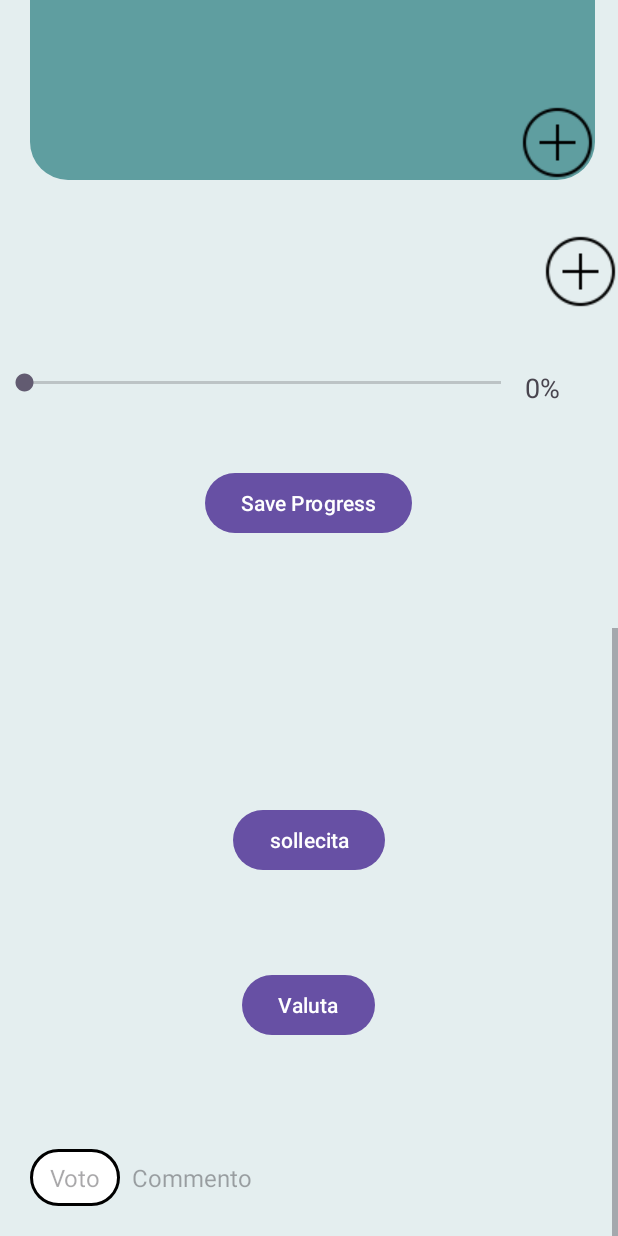
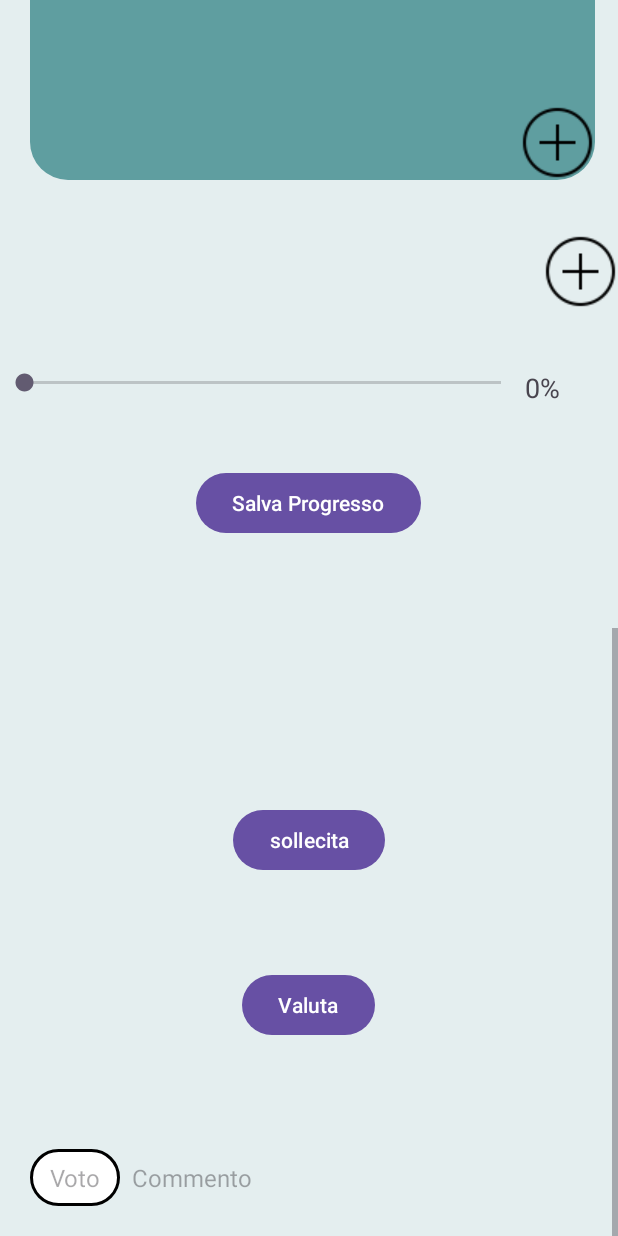
Before and after one commit to francyscab/ProjectManager, an Android app: the ItemActivity screen opened directly, with no data from a screen before it, scrolled down 762 dp, on a phone screen of 412 x 824 dp. Run offline under Robolectric (Android 15) with nearby library versions, the phone set to English and light mode, and no system bars; our stand-ins replace CircleImageView, Firebase (no records; nobody signed in at launch, a user with empty details on screens opened directly); 2 statements that could not run were skipped.

```diff
--- a/app/src/main/res/layout/activity_chat_list.xml
+++ b/app/src/main/res/layout/activity_chat_list.xml
@@ -9,7 +9,7 @@
         android:id="@+id/buttonStartNewChat"
         android:layout_width="wrap_content"
         android:layout_height="wrap_content"
-        android:text="Start New Chat"
+        android:text="@string/start_new_chat"
         android:layout_margin="16dp"
         android:layout_gravity="center"/>
 
--- a/app/src/main/res/layout/activity_logged.xml
+++ b/app/src/main/res/layout/activity_logged.xml
@@ -257,14 +257,14 @@
             android:id="@+id/button_clear_end_date"
             android:layout_width="match_parent"
             android:layout_height="wrap_content"
-            android:text="Rimuovi data"
+            android:text="@string/rimuovi_data"
             android:layout_marginTop="5dp"/>
 
         <TextView
             android:id="@+id/text_end_date"
             android:layout_width="match_parent"
             android:layout_height="wrap_content"
-            android:text="Nessuna data selezionata"
+            android:text="@string/nessuna_data_selezionata"
             android:textSize="14sp"
             android:layout_marginTop="5dp"
             android:gravity="center"/>
--- a/app/src/main/res/layout/activity_login.xml
+++ b/app/src/main/res/layout/activity_login.xml
@@ -23,7 +23,7 @@
             android:id="@+id/username_field"
             android:layout_width="200dp"
             android:layout_height="wrap_content"
-            android:hint="username"
+            android:hint="@string/username"
             android:inputType="textEmailAddress"
             android:textSize="30dp" />
 
@@ -47,7 +47,7 @@
             android:layout_height="wrap_content"
             android:inputType="textPassword"
             android:textSize="30dp"
-            android:hint="password"
+            android:hint="@string/password"
             />
     </LinearLayout>
 
@@ -66,7 +66,7 @@
         android:layout_marginLeft="85dp"
         android:layout_marginTop="30dp"
         android:backgroundTint="@color/cadetblue"
-        android:text="Sign in"
+        android:text="@string/signin"
         android:textColor="@color/white" />
 
 </LinearLayout>
--- a/app/src/main/res/layout/activity_main.xml
+++ b/app/src/main/res/layout/activity_main.xml
@@ -11,7 +11,7 @@
         android:layout_width="230dp"
         android:layout_height="60dp"
         android:backgroundTint="@color/black"
-        android:text="Login"
+        android:text="@string/login"
         android:textColor="@color/white" />
 
     <Button
@@ -19,6 +19,6 @@
         android:layout_height="60dp"
         android:backgroundTint="@color/black"
         android:textColor="@color/white"
-        android:text="Sign in" />
+        android:text="@string/signin" />
 
 </LinearLayout>
--- a/app/src/main/res/layout/activity_new_project_form.xml
+++ b/app/src/main/res/layout/activity_new_project_form.xml
@@ -210,7 +210,7 @@
             android:layout_height="wrap_content"
             android:textSize="18sp"
             android:textStyle="bold"
-            android:text="Priorità: Alta" />
+            android:text="@string/priorit_alta" />
 
     </LinearLayout>
 
@@ -235,7 +235,7 @@
             android:layout_width="100dp"
             android:layout_height="wrap_content"
             android:textColor="@color/black"
-            android:text=" Salva" />
+            android:text="@string/salva" />
     </LinearLayout>
 
 
--- a/app/src/main/res/layout/activity_project.xml
+++ b/app/src/main/res/layout/activity_project.xml
@@ -31,7 +31,7 @@
             android:id="@+id/projectNameTextView"
             android:layout_width="wrap_content"
             android:layout_height="wrap_content"
-            android:text="Project Name"
+            android:text="@string/project_name"
             android:textSize="24sp"
             android:layout_marginLeft="130dp"
 
@@ -44,7 +44,7 @@
             android:layout_height="30dp"
             android:layout_marginLeft="70dp"
             android:background="?android:attr/selectableItemBackground"
-            android:contentDescription="Menu"
+            android:contentDescription="@string/menu"
             android:src="@drawable/ic_menu" />
 
     </LinearLayout>
@@ -149,7 +149,7 @@
                     android:layout_height="wrap_content"
                     android:layout_gravity="center"
                     android:layout_marginTop="16dp"
-                    android:text="CREARTO DA"
+                    android:text="@string/crearto_da"
                     android:textSize="20dp"
                     android:textStyle="bold" />
 
@@ -192,7 +192,7 @@
                     android:layout_height="wrap_content"
                     android:layout_gravity="center"
                     android:layout_marginTop="16dp"
-                    android:text="ASSEGNATO A"
+                    android:text="@string/assegnato_a"
                     android:textSize="20dp"
                     android:textStyle="bold" />
 
@@ -252,7 +252,7 @@
                 android:layout_width="wrap_content"
                 android:layout_height="wrap_content"
                 android:layout_gravity="center"
-                android:text="Nessun task da visualizzare"
+                android:text="@string/nessun_task_da_visualizzare"
                 android:visibility="gone" /> <!-- Inizialmente nascosto -->
 
             <ImageButton
@@ -262,7 +262,7 @@
                 android:layout_margin="8dp"
                 android:background="?attr/selectableItemBackground"
                 android:layout_gravity="right"
-                android:contentDescription="Filter tasks"
+                android:contentDescription="@string/filter_tasks"
                 android:src="@drawable/icona_filtro_ios" />
 
             <androidx.recyclerview.widget.RecyclerView
@@ -343,7 +343,7 @@
                 android:layout_width="wrap_content"
                 android:layout_height="wrap_content"
                 android:layout_gravity="center_horizontal"
-                android:text="Save Progress" />
+                android:text="@string/save_progress" />
         </LinearLayout>
 
     </LinearLayout>
@@ -358,7 +358,7 @@
             android:layout_width="wrap_content"
             android:layout_height="wrap_content"
             android:layout_gravity="center_horizontal"
-            android:text="sollecita" />
+            android:text="@string/sollecita" />
     </LinearLayout>
 
     <LinearLayout
@@ -387,7 +387,7 @@
             android:id="@+id/feedbackScore"
             android:layout_width="60dp"
             android:layout_height="wrap_content"
-            android:hint="Voto"
+            android:hint="@string/voto"
             android:inputType="number"
             android:textSize="16sp"
             android:gravity="center"
@@ -399,7 +399,7 @@
             android:layout_width="0dp"
             android:layout_height="wrap_content"
             android:layout_weight="1"
-            android:hint="Commento"
+            android:hint="@string/commento"
             android:inputType="textMultiLine"
             android:textSize="16sp"
             android:padding="8dp" />
@@ -428,7 +428,7 @@
                 android:layout_height="match_parent"
                 android:orientation="vertical">        <!-- Titolo "Stato" -->
                 <TextView
-                    android:text="Stato"
+                    android:text="@string/stato"
                     android:textSize="18sp"
                     android:textStyle="bold"
                     android:layout_marginBottom="10dp"
@@ -496,7 +496,7 @@
 
                 <!-- Titolo "Scadenza" -->
                 <TextView
-                    android:text="Scadenza oltre il"
+                    android:text="@string/scadenza_oltre_il"
                     android:textSize="18sp"
                     android:textStyle="bold"
                     android:layout_marginTop="20dp"
@@ -546,14 +546,14 @@
                     android:id="@+id/button_clear_end_date"
                     android:layout_width="match_parent"
                     android:layout_height="wrap_content"
-                    android:text="Rimuovi data"
+                    android:text="@string/rimuovi_data"
                     android:layout_marginTop="5dp"/>
 
                 <TextView
                     android:id="@+id/text_end_date"
                     android:layout_width="match_parent"
                     android:layout_height="wrap_content"
-                    android:text="Nessuna data selezionata"
+                    android:text="@string/nessuna_data_selezionata"
                     android:textSize="14sp"
                     android:layout_marginTop="5dp"
                     android:gravity="center"/>
--- a/app/src/main/res/layout/card_view_design.xml
+++ b/app/src/main/res/layout/card_view_design.xml
@@ -28,7 +28,7 @@
             android:layout_height="wrap_content"
             android:layout_marginStart="10dp"
             android:layout_marginLeft="15dp"
-            android:text="Titolo Progetto"
+            android:text="@string/project_name"
             android:layout_weight="10"
             android:textSize="17dp"
             android:textStyle="bold"
--- a/app/src/main/res/layout/feedback_form.xml
+++ b/app/src/main/res/layout/feedback_form.xml
@@ -8,7 +8,7 @@
     <TextView
         android:layout_width="wrap_content"
         android:layout_height="wrap_content"
-        android:text="Quanto sei soddisfatto?"
+        android:text="@string/quanto_sei_soddisfatto"
         android:textSize="18sp" />
 
     <HorizontalScrollView
@@ -39,7 +39,7 @@
         android:id="@+id/commentEditText"
         android:layout_width="match_parent"
         android:layout_height="wrap_content"
-        android:hint="Inserisci un commento"
+        android:hint="@string/inserisci_un_commento"
         android:layout_marginTop="16dp" />
 
 </LinearLayout>
--- a/app/src/main/res/layout/item_chat_list.xml
+++ b/app/src/main/res/layout/item_chat_list.xml
@@ -22,7 +22,7 @@
         android:layout_height="wrap_content"
         android:layout_toEndOf="@id/imageViewProfile"
         android:layout_alignParentTop="true"
-        android:text="nome"
+        android:text="@string/name"
         android:layout_marginEnd="80dp"
         android:textStyle="bold"
         android:textSize="16sp" />
@@ -34,7 +34,7 @@
         android:layout_height="wrap_content"
         android:layout_below="@id/textViewChatName"
         android:layout_toEndOf="@id/imageViewProfile"
-        android:text="esempio messaggio"
+        android:text="@string/esempio_messaggio"
         android:textColor="#888888"
         android:textSize="14sp" />
 
--- a/app/src/main/res/layout/item_file.xml
+++ b/app/src/main/res/layout/item_file.xml
@@ -29,6 +29,6 @@
         android:id="@+id/downloadButton"
         android:layout_width="wrap_content"
         android:layout_height="wrap_content"
-        android:text="Download" />
+        android:text="@string/download" />
 
 </LinearLayout>
--- a/app/src/main/res/values/strings.xml
+++ b/app/src/main/res/values/strings.xml
@@ -39,4 +39,32 @@
     <string name="invia_messaggio">Invia messaggio</string>
     <string name="developer">Developer</string>
     <string name="stato">Stato</string>
+    <string name="start_new_chat">Inizia Nuova Chat</string>
+    <string name="username">Nome Utente</string>
+    <string name="priorit_alta">Priorità: Alta</string>
+    <string name="salva">Salva</string>
+    <string name="project_name">Nome Progetto</string>
+    <string name="menu">Menu</string>
+    <string name="crearto_da">CREARTO DA</string>
+    <string name="assegnato_a">ASSEGNATO A</string>
+    <string name="nessun_task_da_visualizzare">Nessun task da visualizzare</string>
+    <string name="filter_tasks">Filtra Task</string>
+    <string name="save_progress">Salva Progresso</string>
+    <string name="sollecita">sollecita</string>
+    <string name="voto">Voto</string>
+    <string name="commento">Commento</string>
+    <string name="scadenza_oltre_il">Scadenza oltre il</string>
+    <string name="statistics">Statistiche</string>
+    <string name="completed">Completati</string>
+    <string name="active">Attivi</string>
+    <string name="not_started">Non Iniziati</string>
+    <string name="average_completion_time">Tempo Medio Completamento</string>
+    <string name="project_task_distribution">Project/Task Distribuzione</string>
+    <string name="name">Nome</string>
+    <string name="role">Ruolo</string>
+    <string name="logout">Esci</string>
+    <string name="quanto_sei_soddisfatto">Quanto sei soddisfatto?</string>
+    <string name="inserisci_un_commento">Inserisci un commento</string>
+    <string name="esempio_messaggio">esempio messaggio</string>
+    <string name="download">Scarica</string>
 </resources>
```
Also changed, not shown: app/src/main/res/layout/activity_statistiche.xml (+6 -6 lines), app/src/main/res/layout/activity_user_profile.xml (+5 -5 lines).
